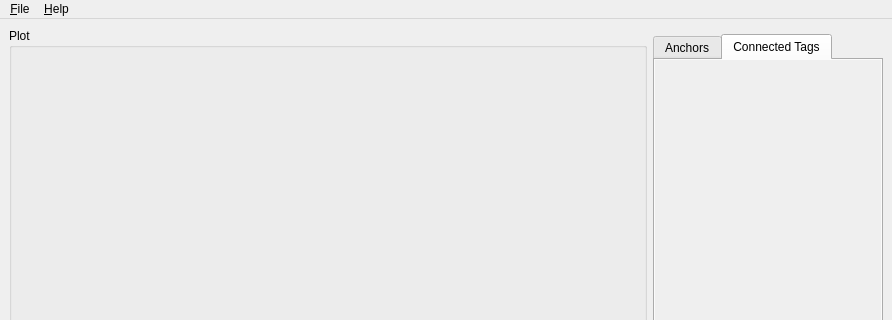
Above: ui/evb1000viewer.ui from xEnVrE/DecaWaveEVB1000Viewer before the change; both pictures show x 0 to 892 and y 0 to 320 of the 892 by 611 pixel window. Below: the same form after it.
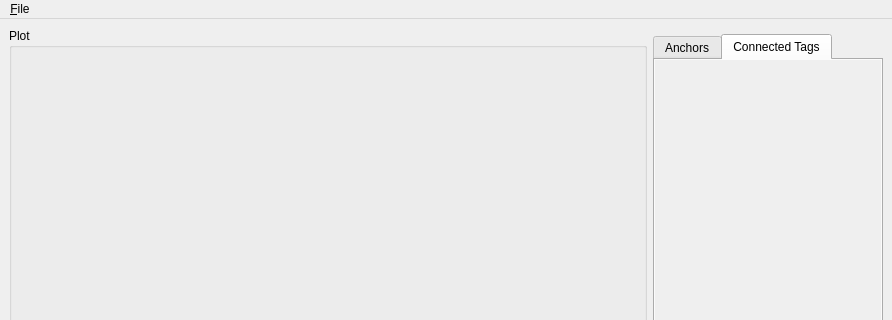
That is the form after the change.

Commit message: Remove About menu entry (UI and logic in gui.py)

Diff of the .ui file:
```diff
--- a/ui/evb1000viewer.ui
+++ b/ui/evb1000viewer.ui
@@ -285,14 +285,7 @@
     </property>
     <addaction name="actionQuit"/>
    </widget>
-   <widget class="QMenu" name="menuHelp">
-    <property name="title">
-     <string>&amp;Help</string>
-    </property>
-    <addaction name="actionAbout"/>
-   </widget>
    <addaction name="menuFile"/>
-   <addaction name="menuHelp"/>
   </widget>
   <action name="actionQuit">
    <property name="text">
```
Left out of the diff: 5 changed lines with no effect on the pictures. The commit also changes 2 other files.
